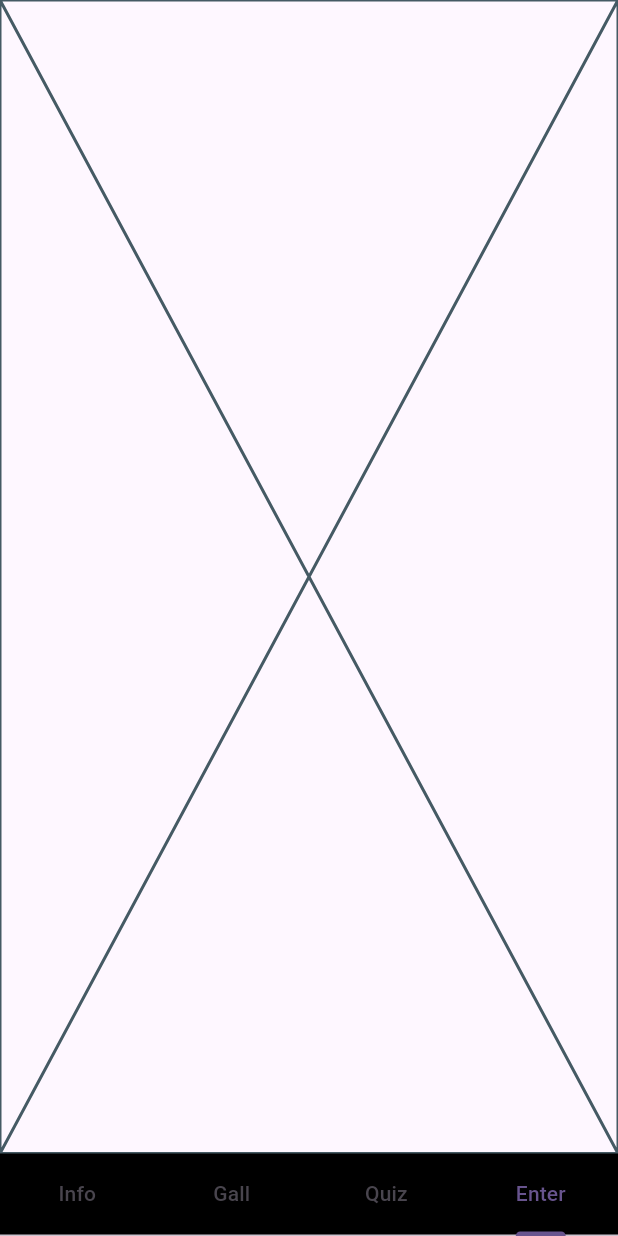
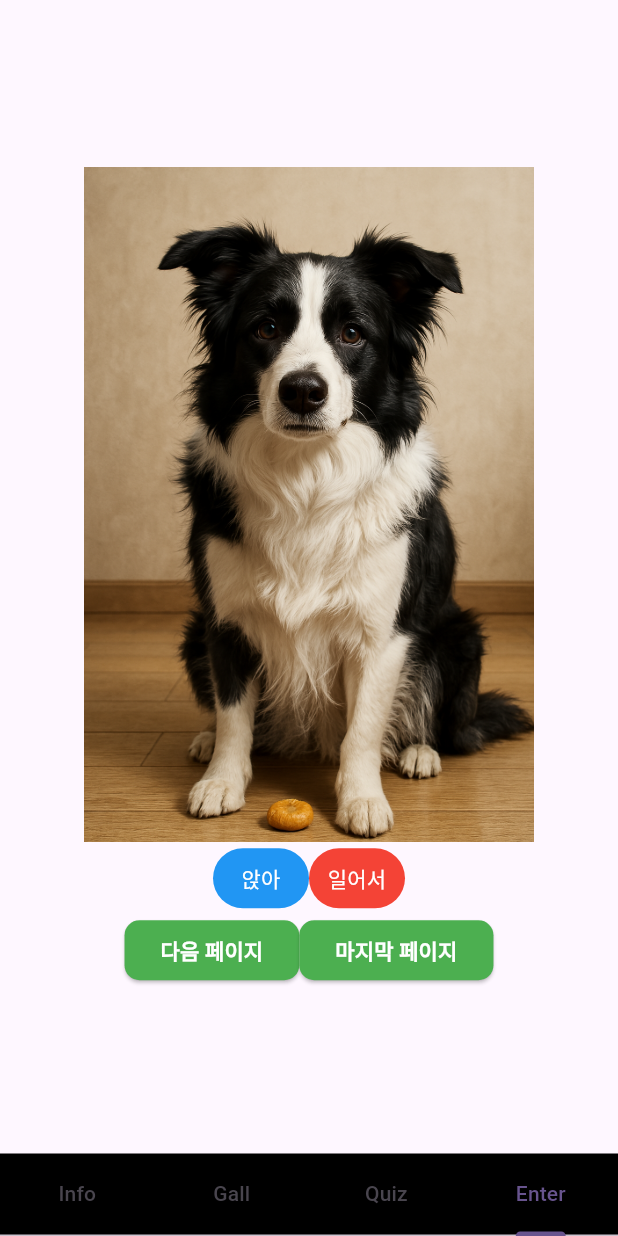
Before and after one commit to littlehippo01/2nd_Project, a Flutter app: the screen it shows after launch, item 4 of the bottom bar chosen, on a phone screen of 412 x 824 dp. Run offline on Flutter 3.47's test engine with Material 3 defaults, Android fonts, the phone set to English and light mode, and no system bars.

Commit message:
다넣기

```diff
--- a/Project_Forder/team2_2nd_project_tabbar_app/lib/Entertainment/enter_1.dart
+++ b/Project_Forder/team2_2nd_project_tabbar_app/lib/Entertainment/enter_1.dart
@@ -8,8 +8,181 @@ class Enter1 extends StatefulWidget {
 }
 
 class _Enter1State extends State<Enter1> {
+  late String imageName;
+
+  @override
+  void initState() {
+    super.initState();
+    imageName = 'image copy.png';
+  }
   @override
   Widget build(BuildContext context) {
-    return const Placeholder();
+    return Scaffold(
+      body: Center(
+        child: Column(
+          mainAxisAlignment: MainAxisAlignment.center,
+          children: [
+            SizedBox(
+              width: 300,
+              child: Image.asset(
+                'images/$imageName'
+              ),
+            ),
+            Row(
+              mainAxisAlignment: MainAxisAlignment.center,
+              children: [
+                TextButton(
+                  style: TextButton.styleFrom(
+                    backgroundColor: Colors.blue,
+                    foregroundColor: Colors.white,
+                  ),
+                  onPressed: () {
+                    _showdialog(context);
+                    },
+                  child: Text('앉아'),
+                  ),
+                TextButton(
+                  style: TextButton.styleFrom(
+                    backgroundColor: Colors.red,
+                    foregroundColor: Colors.white,
+                  ),
+                  onPressed: () {
+                    _showdialog2(context);
+                  },
+                  child: Text('일어서'),
+                  ),
+              ],
+            ),
+            Row(
+              mainAxisAlignment: MainAxisAlignment.center,
+              children: [
+                ElevatedButton(
+                  onPressed: () => Navigator.pushNamed(context, '/E2'),
+                  style: ElevatedButton.styleFrom(
+                    shape: RoundedRectangleBorder(
+                      borderRadius: BorderRadius.circular(10),
+                    ),
+                    backgroundColor: Colors.green,
+                  ),
+                  child: Text("다음 페이지", style: TextStyle(color: Colors.white, fontWeight: FontWeight.bold)),
+                ),
+                ElevatedButton(
+                  onPressed: () => Navigator.pushNamed(context, '/E3'),
+                  style: ElevatedButton.styleFrom(
+                    shape: RoundedRectangleBorder(
+                      borderRadius: BorderRadius.circular(10),
+                    ),
+                    backgroundColor: Colors.green,
+                  ),
+                  child: Text("마지막 페이지", style: TextStyle(color: Colors.white, fontWeight: FontWeight.bold)),
+                ),
+              ],
+            ),
+          ],
+        ),
+      ),
+    );
+  }
+  _showdialog(BuildContext context) {  // 켜기버튼 함수
+    if (imageName == 'image copy.png') {
+      showDialog(
+        context: context,
+        barrierDismissible: false,
+        builder: (context) {
+          return AlertDialog(
+            title: Text('경고'),
+            content: Text('이미 앉아있는 상태입니다.'),
+            actions: [
+              TextButton(
+                onPressed: () => Navigator.of(context).pop(context),
+                child: Text('네 알겠습니다.'),
+              ),
+            ],
+          );
+        },
+      );
+    } else {
+      showDialog(
+        context: context,
+        barrierDismissible: false,
+        builder: (context) {
+          return AlertDialog(
+            title: Text('앉기'),
+            content: Text('앉을까요?'),
+            actions: [
+              TextButton(
+                onPressed: () {
+                  Navigator.of(context).pop(context);
+                  imageName = 'image copy.png';
+                  setState(() {});
+                },
+                child: Text('네'),
+              ),
+              TextButton(
+                onPressed: () => Navigator.of(context).pop(context),
+                child: Text('아니요'),
+              ),
+            ],
+          );
+        },
+      );
+    }
+    setState(() {});
+  }
+
+  _showdialog2(BuildContext context) {    //끄기버튼 함수
+    if (imageName == 'image copy 2.png') {
+      showDialog(
+        context: context,
+        barrierDismissible: false,
+        builder: (context) {
+          return AlertDialog(
+            title: Text('경고'),
+            content: Text('이미 서있는 상태입니다.'),
+            actions: [
+              TextButton(
+                onPressed: () => Navigator.of(context).pop(context),
+                child: Text('네 알겠습니다.'),
+              ),
+            ],
+          );
+        },
+      );
+    } else {
+      showDialog(
+        context: context,
+        barrierDismissible: false,
+        builder: (context) {
+          return AlertDialog(
+            title: Text('일어서기'),
+            content: Text('일어날까요?'),
+            actions: [
+              TextButton(
+                onPressed: () {
+                  Navigator.of(context).pop(context);
+                  imageName = 'image copy 2.png';
+                  setState(() {});
+                },
+                child: Text('네'),
+              ),
+              TextButton(
+                onPressed: () => Navigator.of(context).pop(context),
+                child: Text('아니요'),
+              ),
+            ],
+          );
+        },
+      );
+    }
+  }
+
+
+
+
+
+  mailFunction(BuildContext context, String part){
+    if(part =='sm'){
+      Navigator.pushNamed(context, '/E2');
+    }else{Navigator.pushNamed(context, '/E3');}
   }
 }
```
